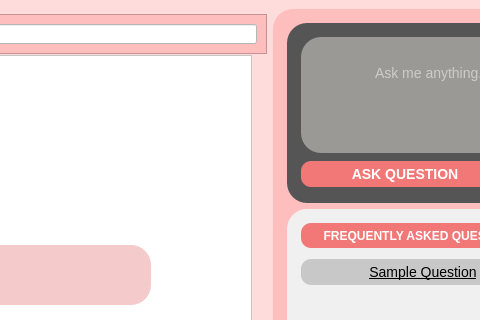
AlexShem247/wise-browse, file assets/UI/MainPage.ui: the form before one commit; both pictures show x 698 to 1178 and y 0 to 320 of the 1280 by 720 pixel window.
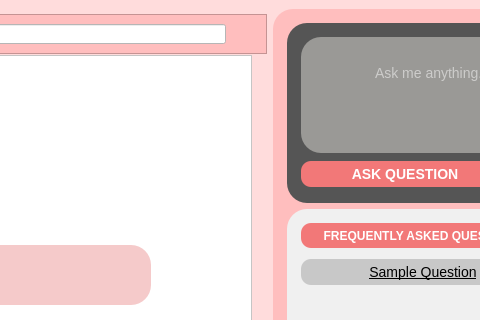
The form after the commit.

Commit message: [as4322] Favourites.py, MainPage.ui, WebBrowser.py: can like pages and display liked pages

```diff
--- a/assets/UI/MainPage.ui
+++ b/assets/UI/MainPage.ui
@@ -179,6 +179,40 @@
                    </property>
                   </widget>
                  </item>
+                 <item>
+                  <widget class="QPushButton" name="favSiteBtn">
+                   <property name="minimumSize">
+                    <size>
+                     <width>25</width>
+                     <height>25</height>
+                    </size>
+                   </property>
+                   <property name="maximumSize">
+                    <size>
+                     <width>25</width>
+                     <height>25</height>
+                    </size>
+                   </property>
+                   <property name="styleSheet">
+                    <string notr="true">QPushButton {
+    border: none;
+    border-radius: 10px; 
+    background-color: transparent;
+}
+
+QPushButton::icon {
+    padding: 10px; 
+}
+
+QPushButton:hover {
+    background-color: rgb(220, 190, 190);
+}</string>
+                   </property>
+                   <property name="text">
+                    <string/>
+                   </property>
+                  </widget>
+                 </item>
                 </layout>
                </item>
               </layout>
```
The commit also changes 2 other files.
